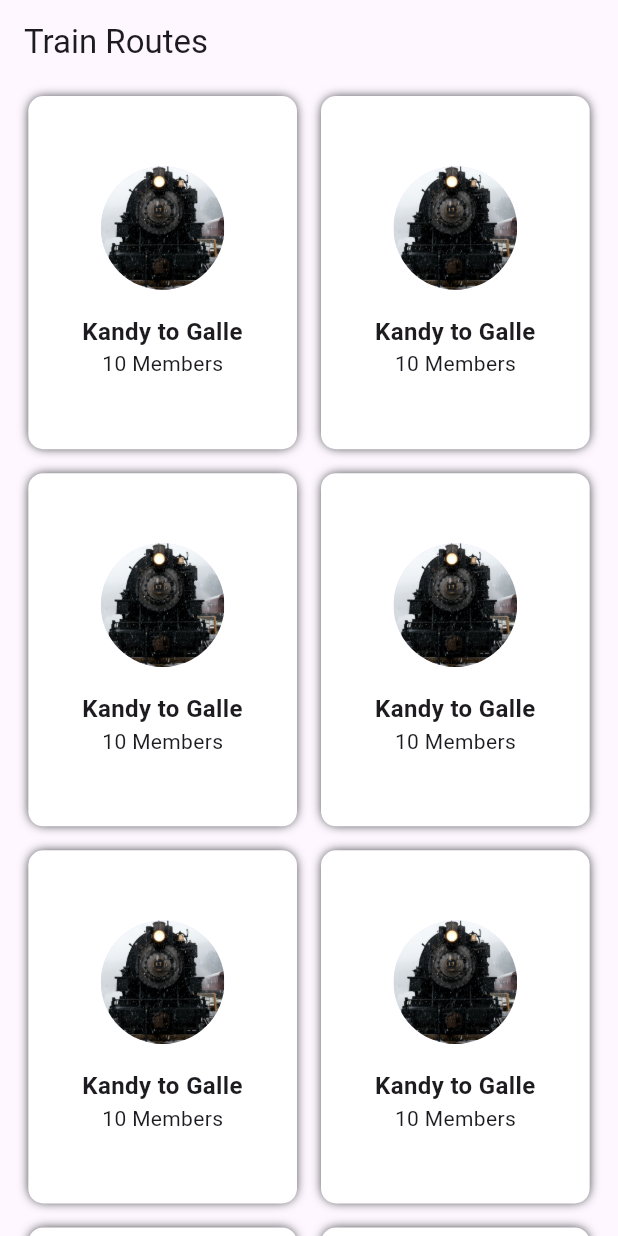
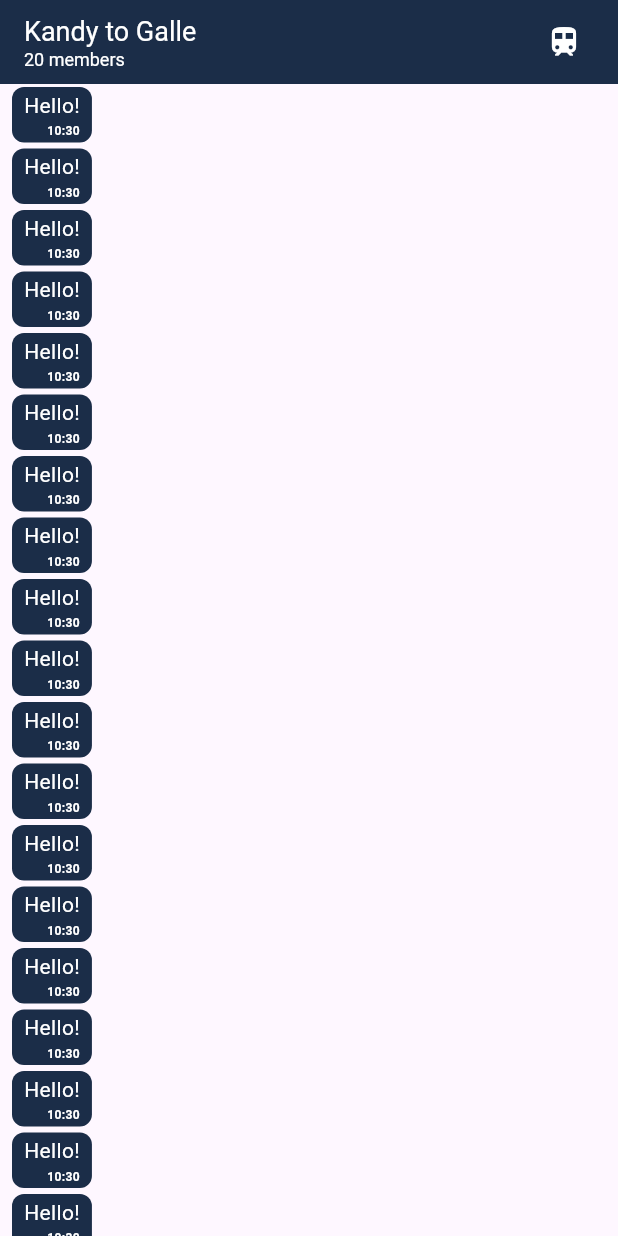
Before and after one commit to Shenith404/Train-App, a Flutter app: the screen it shows after launch, on a phone screen of 412 x 824 dp. Run offline on Flutter 3.47's test engine with Material 3 defaults, Android fonts, the phone set to English and light mode, and no system bars.

Commit message:
3
chatpage updated

```diff
--- a/trainapp/lib/Colours/Colors.dart
+++ b/trainapp/lib/Colours/Colors.dart
@@ -3,3 +3,5 @@ import 'package:flutter/material.dart';
 const Color primaryColor = Color.fromARGB(255, 50, 52, 54);
 const Color secondaryColor = Color.fromARGB(255, 255, 255, 255);
 const Color shadowColor = Color.fromARGB(255, 207, 100, 100);
+const Color bubbleColor1 = Color.fromARGB(255, 40, 121, 243);
+const Color bubbleColor2 = Color.fromARGB(255, 27, 45, 72);
--- a/trainapp/lib/Entities/Message .dart
+++ b/trainapp/lib/Entities/Message .dart
@@ -1,3 +1,4 @@
+import 'dart:math';
 
 import "package:trainapp/Entities/User.dart";
 
@@ -20,4 +21,38 @@ class Message {
 
   String get content => _content;
   set content(String value) => _content = value;
+
+  static List<Message> generateRandomMessages(int count) {
+    List<Message> messages = [];
+
+    for (int i = 1; i <= count; i++) {
+      messages.add(Message(
+        i.toString(),
+        null,
+        getRandomTimeSpan(),
+        getRandomContent(),
+      ));
+    }
+
+    return messages;
+  }
+
+  static String getRandomTimeSpan() {
+    final random = Random();
+    final hours = random.nextInt(24);
+    final minutes = random.nextInt(60);
+    return "$hours hours and $minutes minutes ago";
+  }
+
+  static String getRandomContent() {
+    List<String> sampleContent = [
+      "Hello!",
+      "Hi there!",
+      "Greetings!",
+      "How are you?",
+      "Flutter is awesome! sdkfg;dskf;sdkgfkdg kdgsajdfjsdfj asjdfl jasljfksdj flksdkajflsjlfkjsdlkfjsadj flskdjf;lkdsjflsj flksdjflksdjflksjdflj",
+    ];
+    final random = Random();
+    return sampleContent[random.nextInt(sampleContent.length)];
+  }
 }
--- /dev/null
+++ b/trainapp/lib/Pages/ChatPage.dart
@@ -0,0 +1,94 @@
+import 'package:flutter/material.dart';
+import 'package:intl/intl.dart';
+import 'package:trainapp/Colours/Colors.dart';
+import 'package:trainapp/Entities/Message%20.dart';
+import 'package:trainapp/Widgets/MessageBubble.dart';
+
+class ChatPage extends StatefulWidget {
+  final routeName;
+  final routeImage;
+  final members;
+  const ChatPage({super.key, this.routeName, this.routeImage, this.members});
+
+  @override
+  State<ChatPage> createState() => _ChatPageState();
+}
+
+class _ChatPageState extends State<ChatPage> {
+  @override
+  Widget build(BuildContext context) {
+    var list = Message.generateRandomMessages(30);
+    var now = DateTime.now();
+    var formatterDate = DateFormat('dd/MM/yy');
+    var formatterTime = DateFormat('kk:mm');
+    String actualDate = formatterDate.format(now);
+    String actualTime = formatterTime.format(now);
+    return Scaffold(
+      appBar: AppBar(
+        backgroundColor: bubbleColor2,
+        title: Column(crossAxisAlignment: CrossAxisAlignment.start, children: [
+          Text(
+            widget.routeName,
+            style: TextStyle(fontSize: 18, color: secondaryColor),
+          ),
+          Text(
+            widget.members.toString() + " members",
+            style: TextStyle(fontSize: 12, color: secondaryColor),
+          )
+        ]),
+        actions: [
+          Padding(
+            padding: const EdgeInsets.symmetric(horizontal: 12),
+            child: IconButton(
+                onPressed: null,
+                icon: Icon(
+                  Icons.train,
+                  color: secondaryColor,
+                )),
+          )
+        ],
+      ),
+      body: Stack(children: [
+        Column(
+          children: [
+            Expanded(
+              child: ListView(
+                children: <Widget>[
+                  for (var m in list)
+                    Container(
+                      alignment: Alignment.centerLeft,
+                      child: Column(children: [
+                        MessageBubble(
+                          content: m.content,
+                          time: actualTime,
+                          isMe: false,
+                        ),
+                      ]),
+                    )
+                ],
+              ),
+            ),
+          ],
+        ),
+        // Row(
+        //   children: [
+        //     Container(
+        //       decoration: BoxDecoration(
+        //           color: bubbleColor2, borderRadius: BorderRadius.circular(30)),
+        //       child: TextFormField(
+        //         obscureText: false,
+        //         decoration: const InputDecoration(
+        //           hintText: "Write your message", // Add a hint text
+        //           prefixIcon: Icon(
+        //             Icons.emoji_emotions,
+        //             color: secondaryColor,
+        //           ),
+        //         ),
+        //       ),
+        //     ),
+        //   ],
+        // ),
+      ]),
+    );
+  }
+}
--- /dev/null
+++ b/trainapp/lib/Widgets/MessageBubble.dart
@@ -0,0 +1,50 @@
+import "package:flutter/material.dart";
+import "package:trainapp/Colours/Colors.dart";
+
+class MessageBubble extends StatelessWidget {
+  final String content;
+  final String time;
+  final bool isMe;
+
+  const MessageBubble({
+    Key? key,
+    required this.content,
+    required this.time,
+    required this.isMe,
+  }) : super(key: key);
+
+  @override
+  Widget build(BuildContext context) {
+    return Align(
+      alignment: isMe ? Alignment.topRight : Alignment.topLeft,
+      child: Container(
+        margin: const EdgeInsets.symmetric(horizontal: 8, vertical: 2),
+        padding: const EdgeInsets.symmetric(horizontal: 8, vertical: 2),
+        constraints:
+            BoxConstraints(maxWidth: MediaQuery.of(context).size.width * 0.75),
+        decoration: BoxDecoration(
+          color: isMe ? bubbleColor1 : bubbleColor2,
+          borderRadius: BorderRadius.circular(8),
+        ),
+        child: Column(
+          crossAxisAlignment: CrossAxisAlignment.end,
+          children: [
+            Text(
+              content,
+              style: TextStyle(color: !isMe ? secondaryColor : primaryColor),
+            ),
+            SizedBox(height: 2),
+            Text(
+              time,
+              style: TextStyle(
+                color: !isMe ? secondaryColor : primaryColor,
+                fontSize: 8,
+                fontWeight: FontWeight.bold,
+              ),
+            ),
+          ],
+        ),
+      ),
+    );
+  }
+}
--- a/trainapp/lib/main.dart
+++ b/trainapp/lib/main.dart
@@ -1,17 +1,22 @@
 import "package:flutter/material.dart";
-import "package:trainapp/Pages/RoutePage.dart";
+import "package:trainapp/Pages/ChatPage.dart";
 
 void main(List<String> args) {
   runApp(MyApp());
 }
 
 class MyApp extends StatelessWidget {
-  const MyApp({super.key});
+  MyApp({super.key});
 
   @override
   Widget build(BuildContext context) {
-    return const MaterialApp(
-      home: RoutePage(),
+    return MaterialApp(
+      debugShowCheckedModeBanner: false,
+      home: ChatPage(
+        routeName: "Kandy to Galle",
+        routeImage: "assets/train.jpg",
+        members: 20,
+      ),
     );
   }
 }
--- a/trainapp/pubspec.yaml
+++ b/trainapp/pubspec.yaml
@@ -35,6 +35,7 @@ dependencies:
   # The following adds the Cupertino Icons font to your application.
   # Use with the CupertinoIcons class for iOS style icons.
   cupertino_icons: ^1.0.2
+  intl: ^0.19.0
 
 dev_dependencies:
   flutter_test:
```
Also changed, not shown: trainapp/pubspec.lock, 1 other file.
